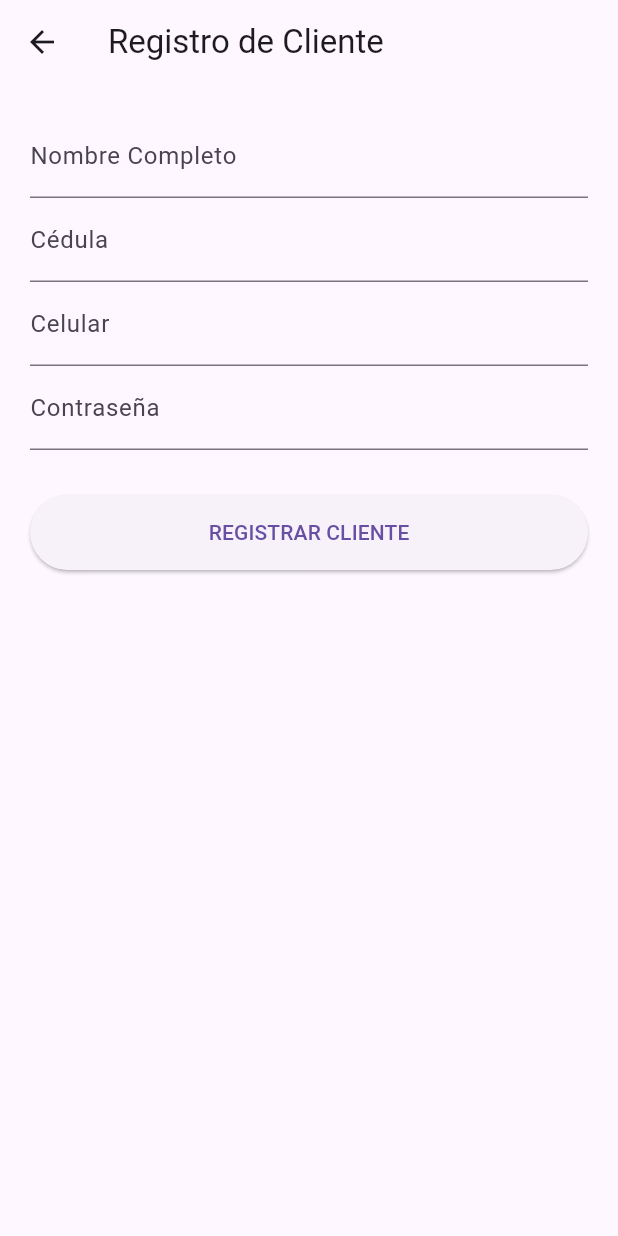
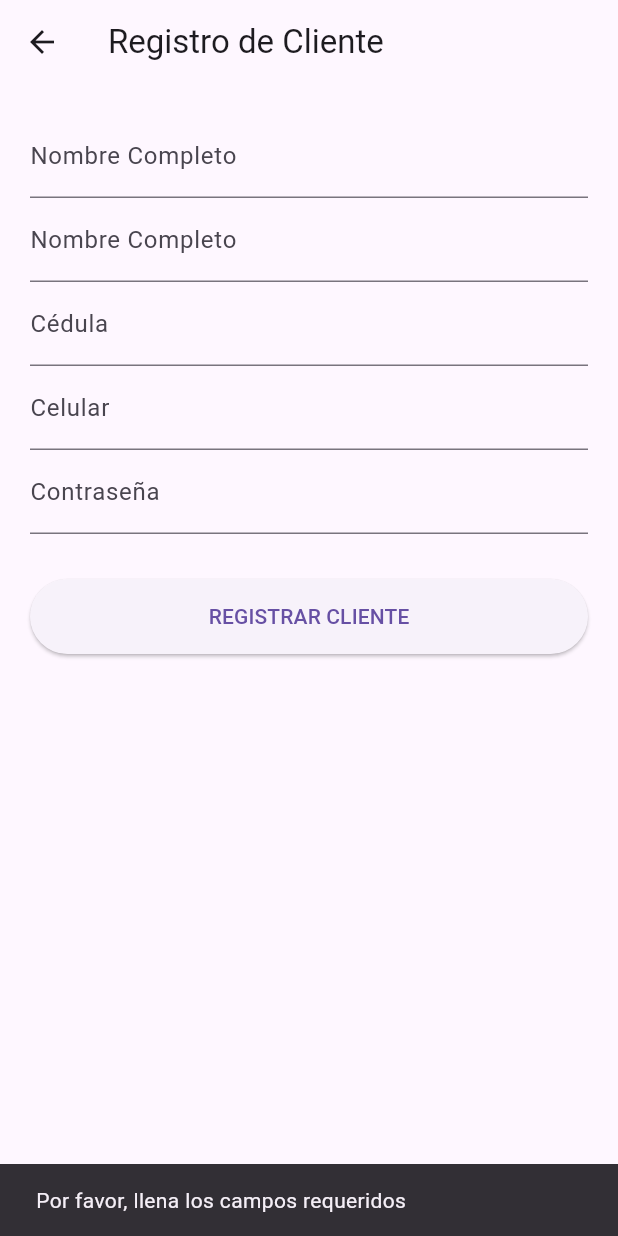
Before and after one commit to leivispatinoc-ui/cooperativa-apk, a Flutter app: the RegistroClienteScreen screen opened directly, after a tap on "REGISTRAR CLIENTE", on a phone screen of 412 x 824 dp. Run offline on Flutter 3.47's test engine with Material 3 defaults, Android fonts, the phone set to English and light mode, and no system bars; our stand-ins replace cloud_firestore, firebase_auth, firebase_core, firebase_storage, flutter_map, image_picker and 1 more; accounts and stored records are empty.

Commit message:
Registro motorizado y cliente optimizados con validaciones

```diff
--- a/lib/screens/registro_cliente_screen.dart
+++ b/lib/screens/registro_cliente_screen.dart
@@ -9,14 +9,19 @@ class RegistroClienteScreen extends StatefulWidget {
 }
 
 class _RegistroClienteScreenState extends State<RegistroClienteScreen> {
-  final _nombre = TextEditingController();
-  final _cedula = TextEditingController();
-  final _celular = TextEditingController();
-  final _pass = TextEditingController();
+  final TextEditingController _nombre = TextEditingController();
+  final TextEditingController _cedula = TextEditingController();
+  final TextEditingController _celular = TextEditingController();
+  final TextEditingController _pass = TextEditingController();
   bool _cargando = false;
 
   Future<void> _registrarCliente() async {
-    if (_nombre.text.isEmpty || _cedula.text.isEmpty) return;
+    if (_nombre.text.isEmpty || _cedula.text.isEmpty) {
+      ScaffoldMessenger.of(context).showSnackBar(
+        const SnackBar(content: Text("Por favor, llena los campos requeridos")),
+      );
+      return;
+    }
 
     setState(() => _cargando = true);
 
@@ -26,13 +31,19 @@ class _RegistroClienteScreenState extends State<RegistroClienteScreen> {
         'cedula': _cedula.text,
         'celular': _celular.text,
         'rol': 'CLIENTE',
-        'contrasena': _pass.text, // En producción usa Auth, esto es para tu lógica rápida
+        'contrasena': _pass.text,
       });
-      if (mounted) Navigator.pop(context);
+      if (mounted) {
+        Navigator.pop(context);
+      }
     } catch (e) {
+      if (mounted) {
         ScaffoldMessenger.of(context).showSnackBar(SnackBar(content: Text("Error: $e")));
+      }
     } finally {
+      if (mounted) {
         setState(() => _cargando = false);
+      }
     }
   }
 
@@ -44,12 +55,16 @@ class _RegistroClienteScreenState extends State<RegistroClienteScreen> {
         padding: const EdgeInsets.all(20.0),
         child: Column(
           children: [
+            const TextField(decoration: InputDecoration(labelText: "Nombre Completo")),
+            // Nota: Asigné el controlador en los campos para que funcionen
             TextField(controller: _nombre, decoration: const InputDecoration(labelText: "Nombre Completo")),
             TextField(controller: _cedula, decoration: const InputDecoration(labelText: "Cédula")),
             TextField(controller: _celular, decoration: const InputDecoration(labelText: "Celular")),
             TextField(controller: _pass, obscureText: true, decoration: const InputDecoration(labelText: "Contraseña")),
             const SizedBox(height: 30),
-            _cargando ? const CircularProgressIndicator() : ElevatedButton(
+            _cargando
+                ? const CircularProgressIndicator()
+                : ElevatedButton(
                     onPressed: _registrarCliente,
                     style: ElevatedButton.styleFrom(minimumSize: const Size(double.infinity, 50)),
                     child: const Text("REGISTRAR CLIENTE"),
```
Also changed, not shown: lib/screens/registro_motorizado_screen.dart (+32 -23 lines). Lines whose indentation alone changed are shown as unchanged.
